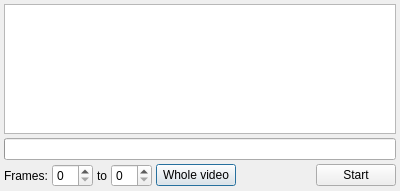
YomikoR/VapourSynth-Editor, file src/frame_consumers/benchmark_dialog.ui: the form before one commit.
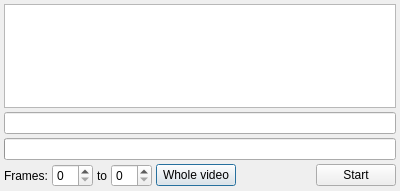
The form after the commit.

The edit to the form file:
```diff
--- a/src/frame_consumers/benchmark_dialog.ui
+++ b/src/frame_consumers/benchmark_dialog.ui
@@ -39,6 +39,13 @@
      </property>
     </widget>
    </item>
+   <item>
+    <widget class="QLineEdit" name="metricsEdit">
+     <property name="readOnly">
+      <bool>true</bool>
+     </property>
+    </widget>
+   </item>
    <item>
     <widget class="QProgressBar" name="processingProgressBar">
      <property name="alignment">
```
Left out of the diff: 2 changed lines with no effect on the pictures.
